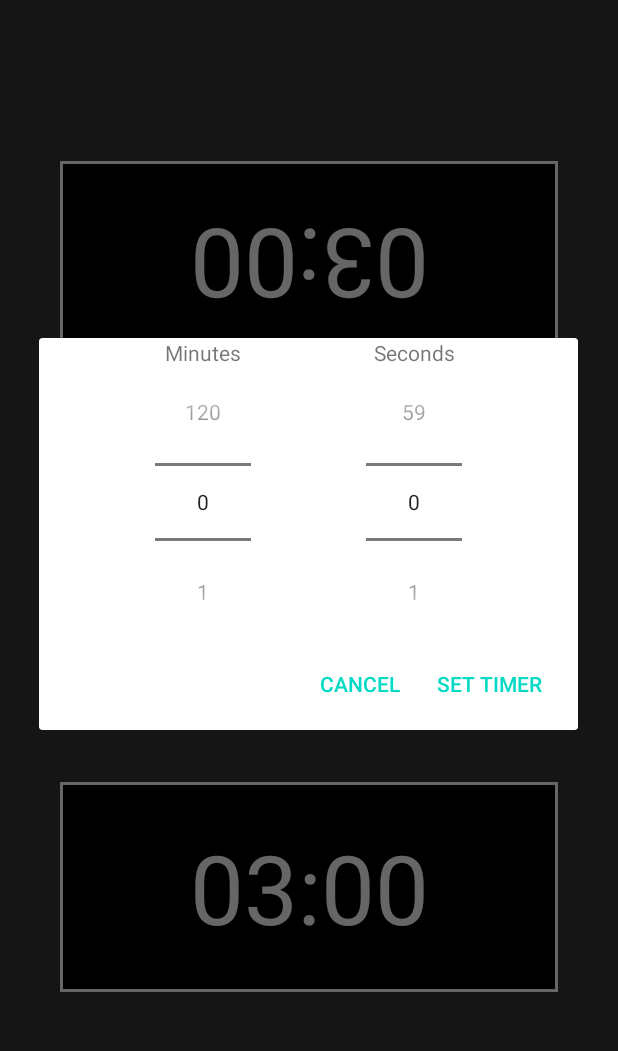
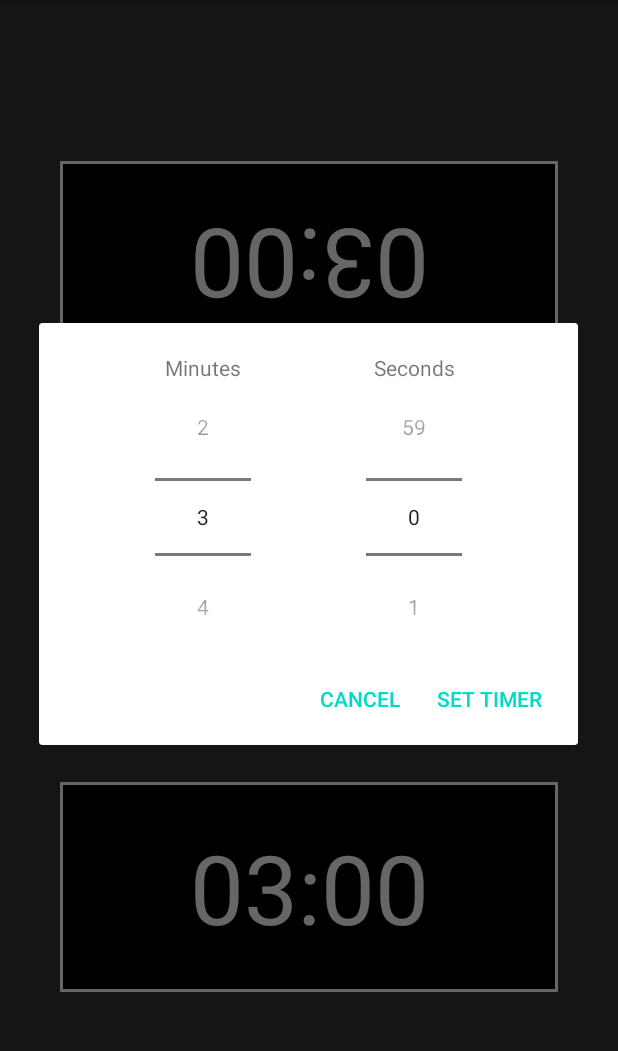
Before and after one commit to fernandozanutto/simple-chess-clock, an Android app: the screen it shows after launch (MainActivity), after a tap on an icon or button, on a phone screen of 412 x 824 dp, the part 84-1135 px from its top. Run offline under Robolectric (Android 15) with nearby library versions, the light colour scheme and no system bars.

Commit message:
TimePicker tweaks

```diff
--- a/app/src/main/java/com/fzanutto/simplechessclock/TimePickerDialog.kt
+++ b/app/src/main/java/com/fzanutto/simplechessclock/TimePickerDialog.kt
@@ -23,6 +23,7 @@ class TimePickerDialog: DialogFragment() {
 
         binding.minutesPicker.minValue = 0
         binding.minutesPicker.maxValue = 120
+        binding.minutesPicker.value = 3
 
         binding.secondsPicker.minValue = 0
         binding.secondsPicker.maxValue = 59
--- a/app/src/main/res/layout/time_picker_dialog.xml
+++ b/app/src/main/res/layout/time_picker_dialog.xml
@@ -2,13 +2,14 @@
 <androidx.constraintlayout.widget.ConstraintLayout xmlns:android="http://schemas.android.com/apk/res/android"
     xmlns:app="http://schemas.android.com/apk/res-auto"
     android:layout_width="match_parent"
-    android:layout_height="match_parent">
+    android:layout_height="match_parent"
+    android:paddingTop="20dp">
 
     <TextView
         android:id="@+id/minutes_label"
         android:layout_width="wrap_content"
         android:layout_height="wrap_content"
-        android:text="Minutes"
+        android:text="@string/minutes"
         app:layout_constraintBottom_toTopOf="@id/minutes_picker"
         app:layout_constraintEnd_toEndOf="@id/minutes_picker"
         app:layout_constraintStart_toStartOf="@id/minutes_picker"
@@ -28,7 +29,7 @@
         android:id="@+id/seconds_label"
         android:layout_width="wrap_content"
         android:layout_height="wrap_content"
-        android:text="Seconds"
+        android:text="@string/seconds"
         app:layout_constraintBottom_toTopOf="@id/seconds_picker"
         app:layout_constraintEnd_toEndOf="@id/seconds_picker"
         app:layout_constraintStart_toStartOf="@id/seconds_picker"
--- a/app/src/main/res/values/strings.xml
+++ b/app/src/main/res/values/strings.xml
@@ -1,3 +1,5 @@
 <resources>
     <string name="app_name">Simple Chess Clock</string>
+    <string name="minutes">Minutes</string>
+    <string name="seconds">Seconds</string>
 </resources>
```
